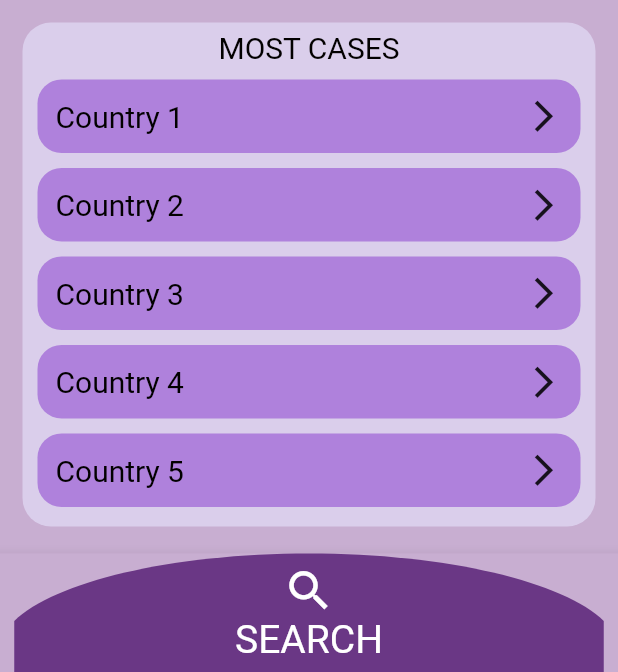
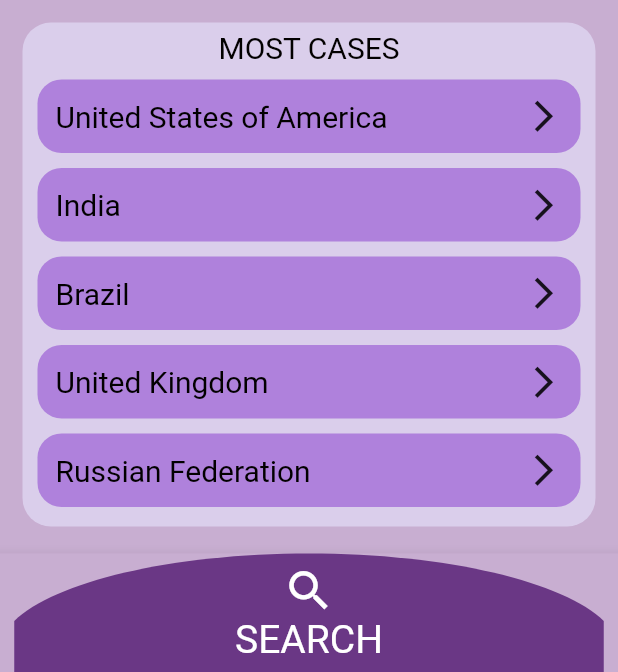
Before and after one commit to Gowtham-M1729/Covid_App-1, a Flutter app: the screen it shows after launch, on a phone screen of 412 x 824 dp, the part 564-1236 px from its top. Run offline on Flutter 3.47's test engine with Material 2 defaults, Android fonts, the phone set to English and light mode, and no system bars; our stand-ins replace country_picker, flutter_svg; network calls fail; Roboto replaces fonts that are missing (Segoe UI).

Commit message:
Homepage => adds countries with most cases

```diff
--- a/lib/mainscreen.dart
+++ b/lib/mainscreen.dart
@@ -19,7 +19,6 @@ class _MainScreenState extends State<MainScreen> {
 
   void getGlobalCases() async{
     String url = "https://projectify-covidapp.herokuapp.com/Global";
-    print(url);
     var response = await http.get(Uri.parse(url));
 
     Map data = {};
--- a/lib/widgets.dart
+++ b/lib/widgets.dart
@@ -108,11 +108,11 @@ class MostCases extends StatelessWidget {
               height: 298.0,
               child: Column(
                 children: [
-                  CountryTile(countryName: 'Country 1'),
-                  CountryTile(countryName: 'Country 2'),
-                  CountryTile(countryName: 'Country 3'),
-                  CountryTile(countryName: 'Country 4'),
-                  CountryTile(countryName: 'Country 5'),
+                  CountryTile(countryName: 'United States of America'),
+                  CountryTile(countryName: 'India'),
+                  CountryTile(countryName: 'Brazil'),
+                  CountryTile(countryName: 'United Kingdom'),
+                  CountryTile(countryName: 'Russian Federation'),
                 ],
               ),
             ),
@@ -168,9 +168,6 @@ class CountryTile extends StatelessWidget {
         return Scaffold(
           body: CountryDetails(
             countryName: countryName,
-            // activeCases: '',
-            // newConfirmedCases: '',
-            // newDeaths: '',
           ),
         );
       },
@@ -194,9 +191,6 @@ class _SearchWidgetState extends State<SearchWidget> {
         builder: (context) {
           return CountryDetails(
             countryName: countryName,
-            // activeCases: '',
-            // newConfirmedCases: '',
-            // newDeaths: '',
           );
         },
       ),
@@ -246,22 +240,3 @@ class _SearchWidgetState extends State<SearchWidget> {
     );
   }
 }
-
-/*
-showCountryPicker(
-            context: context,
-            onClosed: route,
-            onSelect: (Country country) {
-              countryName = country.name;
-              print(countryName);
-            },
-            countryListTheme: CountryListThemeData(
-              textStyle: TextStyle(color: Colors.white),
-              backgroundColor: Color(0xff6A3785),
-              borderRadius: BorderRadius.only(
-                topLeft: Radius.circular(40.0),
-                topRight: Radius.circular(40.0),
-              ),
-            ),
-          );
-*/
```
